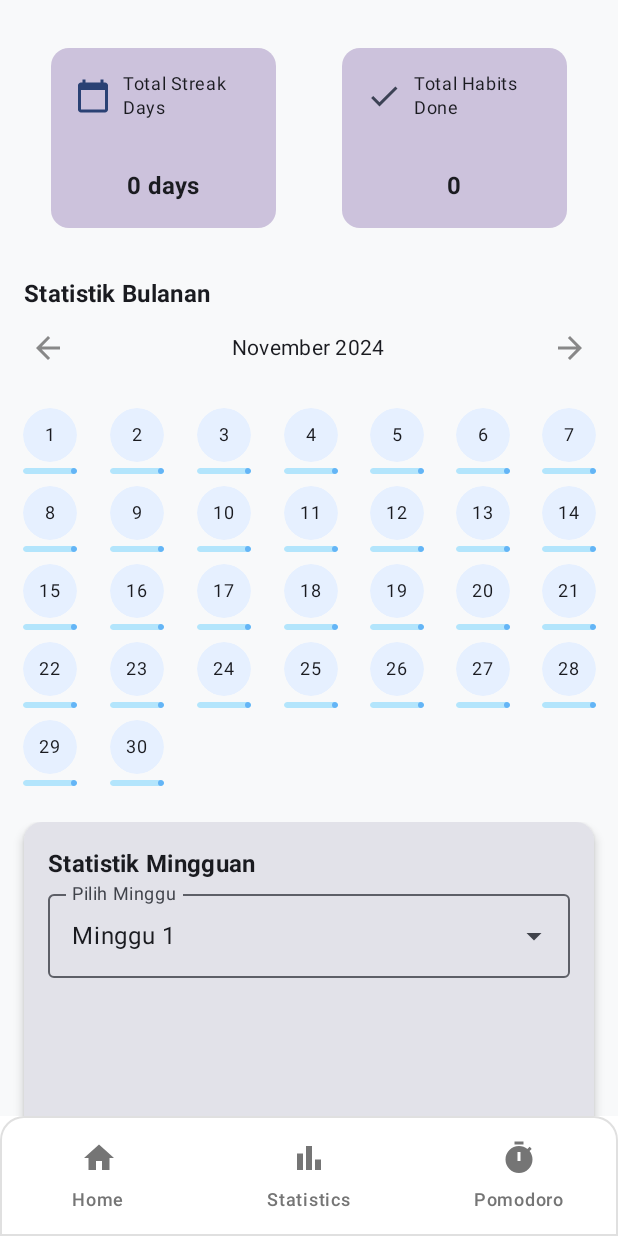
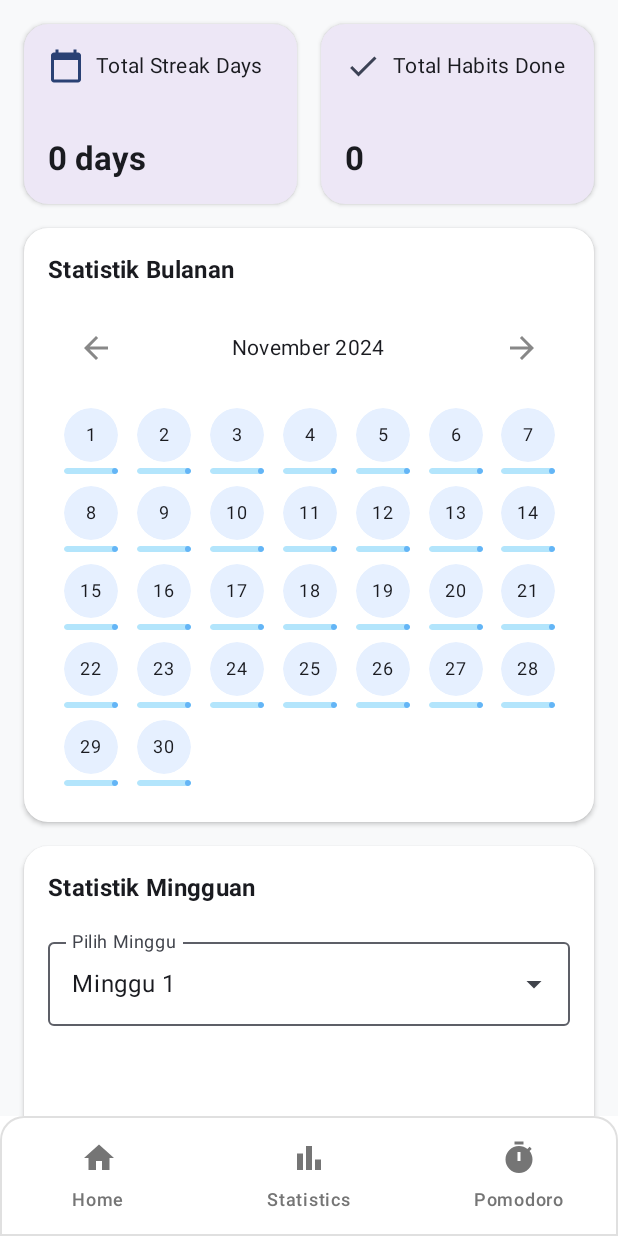
Before and after one commit to Y716/Habitify, an Android app built with Jetpack Compose: the StatisticsPage screen opened through its navigation route, item 2 of the bottom bar chosen, on a phone screen of 412 x 824 dp. Run offline under Robolectric (Android 15) with nearby library versions, the phone set to English and light mode, and no system bars; our stand-ins replace Firebase (no records; nobody signed in at launch, a user with empty details on screens opened directly), Room's generated code, livedata-compose.

Commit message:
fix scroolable element on StatisticPage

```diff
--- a/app/src/main/java/com/example/habitify/pages/StatisticPage.kt
+++ b/app/src/main/java/com/example/habitify/pages/StatisticPage.kt
@@ -8,18 +8,21 @@ import androidx.compose.foundation.clickable
 import androidx.compose.foundation.layout.Arrangement
 import androidx.compose.foundation.layout.Box
 import androidx.compose.foundation.layout.Column
+import androidx.compose.foundation.layout.IntrinsicSize
 import androidx.compose.foundation.layout.PaddingValues
 import androidx.compose.foundation.layout.Row
 import androidx.compose.foundation.layout.Spacer
 import androidx.compose.foundation.layout.fillMaxSize
 import androidx.compose.foundation.layout.fillMaxWidth
 import androidx.compose.foundation.layout.height
+import androidx.compose.foundation.layout.heightIn
 import androidx.compose.foundation.layout.padding
 import androidx.compose.foundation.layout.size
 import androidx.compose.foundation.layout.width
 import androidx.compose.foundation.lazy.LazyColumn
 import androidx.compose.foundation.lazy.grid.LazyVerticalGrid
 import androidx.compose.foundation.lazy.grid.items
+import androidx.compose.foundation.lazy.rememberLazyListState
 import androidx.compose.foundation.shape.CircleShape
 import androidx.compose.foundation.shape.RoundedCornerShape
 import androidx.compose.material.icons.Icons
@@ -39,6 +42,7 @@ import androidx.compose.material3.IconButton
 import androidx.compose.material3.LinearProgressIndicator
 import androidx.compose.material3.MaterialTheme
 import androidx.compose.material3.OutlinedTextField
+import androidx.compose.material3.Scaffold
 import androidx.compose.material3.Text
 import androidx.compose.runtime.Composable
 import androidx.compose.runtime.getValue
@@ -69,85 +73,117 @@ import java.time.LocalDate
 fun StatisticsPage(viewModel: HabitViewModel, navController: NavController) {
     var selectedDate by remember { mutableStateOf(LocalDate.now()) }
 
+    Scaffold(
+        bottomBar = { BottomBar(navController = navController) }
+    ) { paddingValues ->
+        LazyColumn(
+            modifier = Modifier
+                .fillMaxSize()
+                .background(Color(0xFFF8F9FA))
+                .padding(paddingValues),
+            verticalArrangement = Arrangement.spacedBy(16.dp),
+            state = rememberLazyListState()
+        ) {
+            // Overview Statistics Section
+            item {
                 Column(
                     modifier = Modifier
-            .fillMaxSize()
-            .background(Color(0xFFF8F9FA)) // Background untuk keseluruhan halaman
-            .padding(top = 16.dp),
-        verticalArrangement = Arrangement.Top // Mengatur tata letak ke atas
+                        .fillMaxWidth()
+                        .padding(top = 16.dp)
                 ) {
-        // Statistik Overview (Total Streak & Total Habits Done)
                     OverviewStatistics(viewModel = viewModel)
+                }
+            }
 
-        Spacer(modifier = Modifier.height(16.dp))
-
-        // Bagian header bulan
+            // Monthly Statistics Section
+            item {
+                Card(
+                    modifier = Modifier
+                        .fillMaxWidth()
+                        .padding(horizontal = 16.dp),
+                    shape = RoundedCornerShape(16.dp),
+                    elevation = CardDefaults.cardElevation(defaultElevation = 2.dp),
+                    colors = CardDefaults.cardColors(containerColor = Color.White)
+                ) {
+                    Column(
+                        modifier = Modifier
+                            .padding(16.dp)
+                            .fillMaxWidth()
+                    ) {
                         Text(
                             text = "Statistik Bulanan",
                             style = MaterialTheme.typography.titleMedium,
                             fontWeight = FontWeight.Bold,
-            modifier = Modifier.padding(horizontal = 16.dp)
+                            modifier = Modifier.padding(bottom = 16.dp)
                         )
-
                         MonthlyCalendar(
                             onDateSelected = { date -> selectedDate = date },
                             viewModel = viewModel,
                             selectedDate = selectedDate
                         )
-
-        Spacer(modifier = Modifier.height(16.dp))
-
-        // Bagian konten scrollable
-        LazyColumn(
-            modifier = Modifier
-                .weight(1f)
-                .padding(horizontal = 16.dp), // Padding horizontal untuk konten
-            verticalArrangement = Arrangement.spacedBy(16.dp)
-        ) {
-            // Statistik Mingguan
-            item {
-                Card(
-                    modifier = Modifier.fillMaxWidth(),
-                    shape = RoundedCornerShape(12.dp),
-                    elevation = CardDefaults.cardElevation(defaultElevation = 4.dp)
-                ) {
-                    Column(modifier = Modifier.padding(16.dp)) {
-                        Text(
-                            text = "Statistik Mingguan",
-                            style = MaterialTheme.typography.titleMedium,
-                            fontWeight = FontWeight.Bold
-                        )
-                        WeeklyStatistics(viewModel = viewModel, selectedMonth = selectedDate.withDayOfMonth(1))
                     }
                 }
             }
 
-            // Habit Terbaik
+            // Weekly Statistics Section
             item {
                 Card(
-                    modifier = Modifier.fillMaxWidth(),
-                    shape = RoundedCornerShape(12.dp),
-                    elevation = CardDefaults.cardElevation(defaultElevation = 4.dp)
+                    modifier = Modifier
+                        .fillMaxWidth()
+                        .padding(horizontal = 16.dp),
+                    shape = RoundedCornerShape(16.dp),
+                    elevation = CardDefaults.cardElevation(defaultElevation = 2.dp),
+                    colors = CardDefaults.cardColors(containerColor = Color.White)
                 ) {
-                    Column(modifier = Modifier.padding(16.dp)) {
+                    Column(
+                        modifier = Modifier
+                            .padding(16.dp)
+                            .fillMaxWidth()
+                    ) {
+                        Text(
+                            text = "Statistik Mingguan",
+                            style = MaterialTheme.typography.titleMedium,
+                            fontWeight = FontWeight.Bold,
+                            modifier = Modifier.padding(bottom = 16.dp)
+                        )
+                        WeeklyStatistics(
+                            viewModel = viewModel,
+                            selectedMonth = selectedDate.withDayOfMonth(1)
+                        )
+                    }
+                }
+            }
+
+            // Top Habits Section
+            item {
+                Card(
+                    modifier = Modifier
+                        .fillMaxWidth()
+                        .padding(horizontal = 16.dp),
+                    shape = RoundedCornerShape(16.dp),
+                    elevation = CardDefaults.cardElevation(defaultElevation = 2.dp),
+                    colors = CardDefaults.cardColors(containerColor = Color.White)
+                ) {
+                    Column(
+                        modifier = Modifier
+                            .padding(16.dp)
+                            .fillMaxWidth()
+                    ) {
                         Text(
                             text = "Habit Terbaik",
                             style = MaterialTheme.typography.titleMedium,
-                            fontWeight = FontWeight.Bold
+                            fontWeight = FontWeight.Bold,
+                            modifier = Modifier.padding(bottom = 16.dp)
                         )
                         TopHabits(viewModel = viewModel)
                     }
                 }
             }
 
-            // Spacer tambahan agar tidak tertutupi BottomBar
             item {
-                Spacer(modifier = Modifier.height(64.dp))
+                Spacer(modifier = Modifier.height(16.dp))
             }
         }
-
-        // BottomBar untuk navigasi
-        BottomBar(navController = navController)
     }
 }
 
@@ -155,52 +191,56 @@ fun StatisticsPage(viewModel: HabitViewModel, navController: NavController) {
 
 @Composable
 fun OverviewStatistics(viewModel: HabitViewModel) {
-    // Ambil data dari ViewModel
-    val totalStreak by viewModel.getTotalStreak().observeAsState(0) // Total streak dari ViewModel
-    val totalHabitsDone by viewModel.getTotalHabitsDone().observeAsState(0) // Total habits done dari ViewModel
+    val totalStreak by viewModel.getTotalStreak().observeAsState(0)
+    val totalHabitsDone by viewModel.getTotalHabitsDone().observeAsState(0)
 
-    // Tampilan Statistik menggunakan Card
     Row(
         modifier = Modifier
             .fillMaxWidth()
-            .padding(16.dp),
-        horizontalArrangement = Arrangement.SpaceEvenly
+            .padding(horizontal = 16.dp),
+        horizontalArrangement = Arrangement.spacedBy(16.dp)
     ) {
-        // Card untuk Total Streak Days
         StatCard(
+            modifier = Modifier.weight(1f),
             title = "Total Streak Days",
             value = "$totalStreak days",
             icon = Icons.Default.CalendarToday,
-            iconTint = MaterialTheme.colorScheme.primary // Gunakan warna tema
+            iconTint = MaterialTheme.colorScheme.primary
         )
 
-        Spacer(modifier = Modifier.width(8.dp))
-
-        // Card untuk Total Habits Done
         StatCard(
+            modifier = Modifier.weight(1f),
             title = "Total Habits Done",
             value = "$totalHabitsDone",
             icon = Icons.Default.Check,
-            iconTint = MaterialTheme.colorScheme.secondary // Gunakan warna tema sekunder
+            iconTint = MaterialTheme.colorScheme.secondary
         )
     }
 }
 
 @Composable
-fun StatCard(title: String, value: String, icon: ImageVector, iconTint: Color) {
+fun StatCard(
+    modifier: Modifier = Modifier,
+    title: String,
+    value: String,
+    icon: ImageVector,
+    iconTint: Color
+) {
     Card(
-        modifier = Modifier
-            .width(150.dp) // Ukuran lebar yang seragam
-            .height(120.dp), // Tinggi yang cukup untuk menampilkan konten
-        shape = RoundedCornerShape(12.dp), // Membuat sudut membulat
-        colors = CardDefaults.cardColors(containerColor = Color(0xFFCCC2DC)) // Warna abu-abu terang
+        modifier = modifier
+            .height(120.dp),
+        shape = RoundedCornerShape(16.dp),
+        colors = CardDefaults.cardColors(
+            containerColor = Color(0xFFEDE7F6)
+        ),
+        elevation = CardDefaults.cardElevation(defaultElevation = 2.dp)
     ) {
         Column(
             modifier = Modifier
                 .fillMaxSize()
                 .padding(16.dp),
             verticalArrangement = Arrangement.SpaceBetween,
-            horizontalAlignment = Alignment.CenterHorizontally
+            horizontalAlignment = Alignment.Start
         ) {
             Row(
                 verticalAlignment = Alignment.CenterVertically,
@@ -214,20 +254,20 @@ fun StatCard(title: String, value: String, icon: ImageVector, iconTint: Color) {
                 )
                 Text(
                     text = title,
-                    style = MaterialTheme.typography.bodySmall,
-                    color = MaterialTheme.colorScheme.onSurface // Warna teks sesuai tema
+                    style = MaterialTheme.typography.bodyMedium,
+                    color = MaterialTheme.colorScheme.onSurface
                 )
             }
             Text(
                 text = value,
-                style = MaterialTheme.typography.titleMedium.copy(fontWeight = FontWeight.Bold),
-                color = MaterialTheme.colorScheme.onSurface // Warna teks sesuai tema
+                style = MaterialTheme.typography.titleLarge.copy(
+                    fontWeight = FontWeight.Bold
+                ),
+                color = MaterialTheme.colorScheme.onSurface
             )
         }
     }
 }
-
-
 
 
 
@@ -278,7 +318,7 @@ fun MonthlyCalendar(
         // Tampilkan Grid Kalender
         LazyVerticalGrid(
             columns = androidx.compose.foundation.lazy.grid.GridCells.Fixed(7),
-            modifier = Modifier.fillMaxWidth(),
+            modifier = Modifier.fillMaxWidth().heightIn(max = 300.dp),
             contentPadding = PaddingValues(4.dp)
         ) {
             items(daysInMonth) { date ->
@@ -330,11 +370,6 @@ fun MonthlyCalendar(
                         color = Color(0xFF64B5F6),
                         trackColor = Color(0xFFB3E5FC)
                     )
-
-//                    Spacer(modifier = Modifier.height(16.dp))
-////
-////                    // Heatmap Legend
-////                    HeatmapLegend()
                 }
             }
         }
```
Lines whose indentation alone changed are shown as unchanged.
